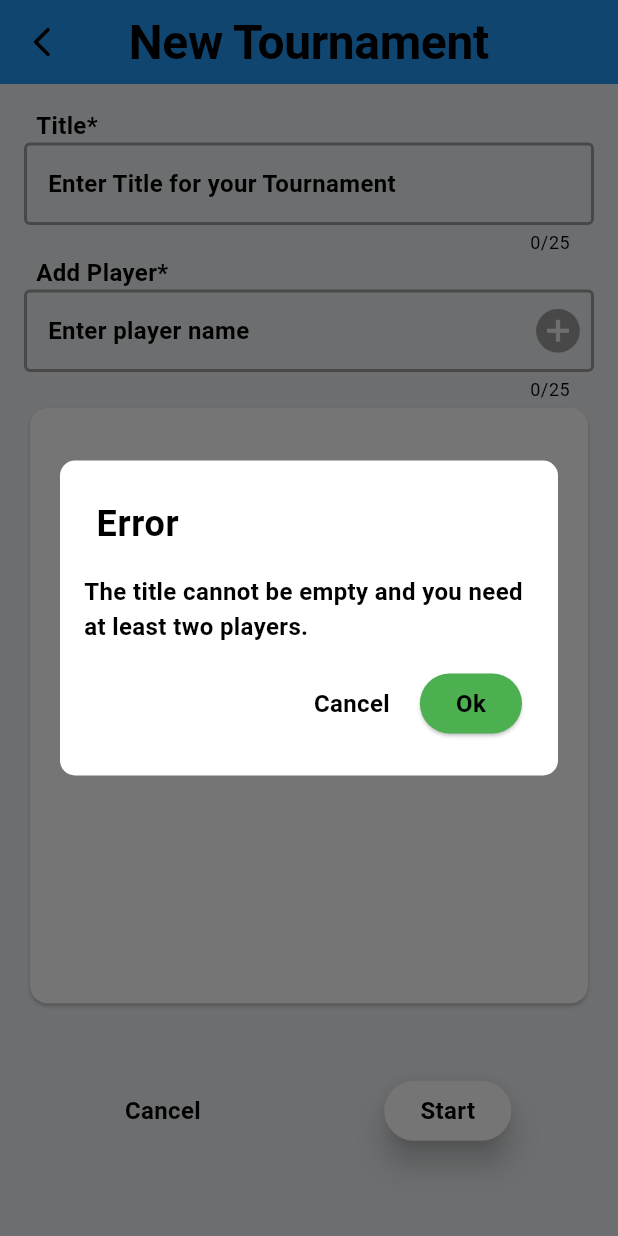
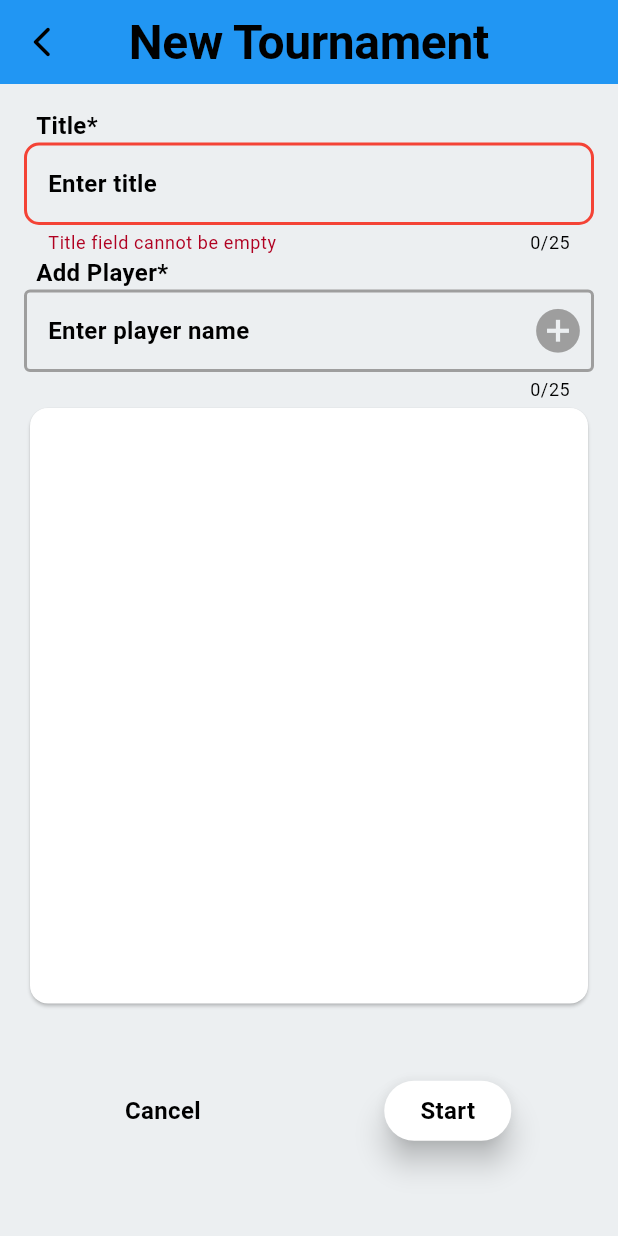
Before and after one commit to Mozgo-kontrol/uno_hero, a Flutter app: the TournamentCreationPage screen opened by its route, after a tap on "Start", on a phone screen of 412 x 824 dp. Run offline on Flutter 3.47's test engine with Material 3 defaults, Android fonts, the phone set to English and light mode, and no system bars; our stand-ins replace bloc, flutter_bloc, flutter_svg, get_it, hive, hive_flutter; missing offline and left inert: wheel_spinner; accounts and stored records are empty; project files that could hold a hidden picture were left out.

```diff
--- /dev/null
+++ b/lib/application/create_tournament_page/Error.dart
@@ -0,0 +1,4 @@
+enum CustomInputError {
+  titleEmpty,
+  playerEmpty,
+}
--- a/lib/application/create_tournament_page/create_tournament_state.dart
+++ b/lib/application/create_tournament_page/create_tournament_state.dart
@@ -11,8 +11,9 @@ class CreateTournamentData extends CreateTournamentState {
   final int tournamentId;
   final String title;
   final List<PlayerEntity> players;
-  final bool isReadyToStart ;
-  CreateTournamentData(this.title, this.players, this.tournamentId, this.isReadyToStart);
+  final bool isReadyToStart;
+  final Set<CustomInputError> errors;
+  CreateTournamentData(this.title, this.players, this.tournamentId, this.isReadyToStart, [this.errors = const {}]);
 }
 
 class CreateTournamentError extends CreateTournamentState {
--- a/lib/application/create_tournament_page/create_tournamet_bloc.dart
+++ b/lib/application/create_tournament_page/create_tournamet_bloc.dart
@@ -1,11 +1,10 @@
-import 'dart:collection';
-
 import 'package:bloc/bloc.dart';
 import 'package:meta/meta.dart';
 import 'package:uno_notes/domain/entities/tournament_entity.dart';
 
 import '../../domain/entities/player_entity.dart';
 import '../../domain/usecases/manage_tournaments_usecases.dart';
+import 'Error.dart';
 
 part 'create_tournament_event.dart';
 
@@ -27,13 +26,20 @@ class CreateTournamentBloc
   late TournamentEntity tournament;
   List<PlayerEntity> _players = [];
   String _title = '';
-  int _tournamentId = 0;
+  late int _tournamentId = 0; //default value
+  Set<CustomInputError> errors = {}; // Initialize an empty set
 
   Future<void> _onInitData(CreateTournamentInitEvent event,
       Emitter<CreateTournamentState> emit) async {
-    _tournamentId = await usecases.tournamentRepository.getNextTournamentId();
-    _players = [];
-    emit(CreateTournamentData(_title, _players, _tournamentId, false));
+    print("onInitData");
+    if(_tournamentId!=0){
+      emit(CreateTournamentData(_title, _players, _tournamentId, false));
+    }
+    else{
+      _tournamentId = await usecases.tournamentRepository.getNextTournamentId();
+      _players = [];
+      emit(CreateTournamentData(_title, _players, _tournamentId, false));
+    }
   }
 
   void _onAddPlayer(AddPlayerEvent event, Emitter<CreateTournamentState> emit) {
@@ -42,7 +48,8 @@ class CreateTournamentBloc
       final newPlayer = PlayerEntity(
           id: _players.isEmpty ? 1 : _players.last.id + 1, name: playerName);
       _players.add(newPlayer);
-      emit(CreateTournamentData(_title, _players, _tournamentId, false));
+      print("onAddPlayer");
+      emit(CreateTournamentData(_title, _players, _tournamentId, false,));
     } else {
       emit(CreateTournamentError("Enter player name"));
     }
@@ -51,18 +58,26 @@ class CreateTournamentBloc
   void _onRemovePlayer(
       RemovePlayerEvent event, Emitter<CreateTournamentState> emit) {
     _players.removeWhere((player) => player.id == event.playerId);
-    emit(CreateTournamentData(_title, _players, _tournamentId, false));
+    print("onRemovePlayer");
+    emit(CreateTournamentData(_title, _players, _tournamentId, false, ));
   }
-
+   //TODO title update very frequently
   void _onUpdateTitle(
       UpdateTitleEvent event, Emitter<CreateTournamentState> emit) {
+    print("onUpdateTitle");
     final title = event.title.trim();
     if (title.isNotEmpty) {
       _title = event.title;
       emit(CreateTournamentData(_title, _players, _tournamentId, false));
+      errors ={};
     } else {
-      emit(CreateTournamentData(_title, _players, _tournamentId, true));
+      error(CustomInputError.titleEmpty);
+      emit(CreateTournamentData(_title, _players, _tournamentId, true, errors));
     }
+  }
+
+  void error(CustomInputError error){
+    errors.add(error);
   }
 
   Future<void> _onStartTournament(
--- a/lib/application/scope_page/scope_bloc.dart
+++ b/lib/application/scope_page/scope_bloc.dart
@@ -1,5 +1,3 @@
-import 'dart:collection';
-
 import 'package:bloc/bloc.dart';
 import 'package:meta/meta.dart';
 import 'package:uno_notes/domain/entities/player_entity.dart';
--- a/lib/domain/entities/player_entity.dart
+++ b/lib/domain/entities/player_entity.dart
@@ -1,5 +1,3 @@
-import 'dart:ffi';
-
 import 'package:hive/hive.dart';
 part 'player_entity.g.dart';
 @HiveType(typeId: 1)
--- a/lib/presantation/create_tournament_page/widgets/tournament_create_page.dart
+++ b/lib/presantation/create_tournament_page/widgets/tournament_create_page.dart
@@ -1,38 +1,67 @@
-
 import 'package:flutter/material.dart';
 import 'package:flutter_bloc/flutter_bloc.dart';
 import '../../../application/common_widgets/pop_up_dialog.dart';
+import '../../../application/create_tournament_page/Error.dart';
 import '../../../application/create_tournament_page/create_tournamet_bloc.dart';
 import 'error_message_widget.dart';
 import '../../../application/tournament_page/tournament_bloc.dart';
 import '../scope_screen_arguments.dart';
 import 'add_player_card_widget.dart';
 
+// 1. Rename the class to be more descriptive.
+class TournamentCreationPage extends StatefulWidget {
+  const TournamentCreationPage({super.key});
 
-// 1. Rename the class to be more descriptive.
-class TournamentCreationPage extends StatelessWidget {
-  const TournamentCreationPage({super.key});
+  @override
+  State<TournamentCreationPage> createState() => _TournamentCreationPageState();
+}
+
+class _TournamentCreationPageState extends State<TournamentCreationPage> {
+  final titleController = TextEditingController();
+  final playerNameController = TextEditingController();
+  final _playerNameFocusNode = FocusNode();
+  final _titleFocusNode = FocusNode();
+
+  @override
+  void dispose() {
+    titleController.dispose();
+    playerNameController.dispose();
+    _playerNameFocusNode.dispose();
+    _titleFocusNode.dispose();
+    super.dispose();
+  }
+
   void _showTopPopup(BuildContext context) {
     showDialog(
       context: context,
       builder: (BuildContext context) {
         return Align(
             alignment: Alignment.topCenter, // Position the popup at the top
-          child: TopPopupDialog(errorType: 'Error',message: "The title cannot be empty and you need at least two players.", onAgree: () { Navigator.pop(context); }, onCancel: () { Navigator.pop(context); },
+            child: TopPopupDialog(
+              errorType: 'Error',
+              message:
+                  "The title cannot be empty and you need at least two players.",
+              onAgree: () {
+                Navigator.pop(context);
+              },
+              onCancel: () {
+                Navigator.pop(context);
+              },
             ));
       },
     );
   }
 
+  Color setColorIconAddPlayer() {
+    return (playerNameController.text.trim().isNotEmpty)
+        ? Colors.green
+        : Colors.grey;
+  }
+
   @override
   Widget build(BuildContext context) {
-    final size = MediaQuery
-        .of(context)
-        .size;
+    final size = MediaQuery.of(context).size;
     final themeData = Theme.of(context);
-    final titleController = TextEditingController();
-    final playerNameController = TextEditingController();
-
     // 2. Extract the BlocProvider to a separate variable for better readability.
     final createTournamentBloc = BlocProvider.of<CreateTournamentBloc>(context);
 
@@ -48,7 +77,6 @@ class TournamentCreationPage extends StatelessWidget {
             //   SnackBar(content: Text(state.message)),
             // );
             return ErrorMessage(message: state.message);
-
           } else if (state is CreateTournamentData) {
             return Scaffold(
               resizeToAvoidBottomInset: true,
@@ -58,10 +86,11 @@ class TournamentCreationPage extends StatelessWidget {
                 centerTitle: true,
                 leading: IconButton(
                     icon: const Icon(Icons.arrow_back_ios_new_rounded),
-                  onPressed: () => Navigator.pop(context, (){
-                    context.read<TournamentBloc>().add(RefreshTournamentsEvent());
-                  })
-                ),
+                    onPressed: () => Navigator.pop(context, () {
+                          context
+                              .read<TournamentBloc>()
+                              .add(RefreshTournamentsEvent());
+                        })),
               ),
               body: Padding(
                 padding: const EdgeInsets.all(16.0),
@@ -70,10 +99,22 @@ class TournamentCreationPage extends StatelessWidget {
                   crossAxisAlignment: CrossAxisAlignment.start,
                   children: [
                     // 3. Use a more descriptive widget name for the title section.
-                    _buildTitleInput(themeData, titleController, size, sendNewEvent),
+                    _buildTitleInput(
+                        themeData,
+                        state,
+                        titleController,
+                        _titleFocusNode,
+                        _playerNameFocusNode,
+                        size,
+                        sendNewEvent),
                     // 4. Use a more descriptive widget name for the player addition section.
                     _buildAddPlayerInput(
-                        themeData, playerNameController, size, sendNewEvent),
+                        themeData,
+                        playerNameController,
+                        _playerNameFocusNode,
+                        _titleFocusNode,
+                        size,
+                        sendNewEvent),
                     // 5. Use a more descriptive widget name for the player list section.
                     _buildPlayerList(state, sendNewEvent),
                     // 6. Use a more descriptive widget name for the action buttons section.
@@ -89,10 +130,18 @@ class TournamentCreationPage extends StatelessWidget {
   }
 
   // 7. Extract the title input section into a separate widget for better organization.
-  Widget _buildTitleInput(ThemeData themeData,
-      TextEditingController titleController, Size size, Function(UpdateTitleEvent) sendNewEvent) {
+  Widget _buildTitleInput(
+      ThemeData themeData,
+      CreateTournamentData state,
+      TextEditingController titleController,
+      FocusNode thisFocusNode,
+      FocusNode nextFocusNode,
+      Size size,
+      Function(UpdateTitleEvent) sendNewEvent) {
+    FocusNode textFieldFocusNode = FocusNode();
     // Boolean variable to check for errors
-    bool isTextTitleError = false;
+    bool isTextTitleEmpty = state.errors.isNotEmpty &&
+        state.errors.contains(CustomInputError.titleEmpty);
     return Column(
       crossAxisAlignment: CrossAxisAlignment.start,
       children: [
@@ -105,14 +154,26 @@ class TournamentCreationPage extends StatelessWidget {
           child: TextField(
             style: themeData.textTheme.bodyMedium,
             controller: titleController,
+            focusNode: thisFocusNode,
             keyboardType: TextInputType.text,
-            onChanged: sendNewEvent(UpdateTitleEvent(titleController.value.text)),
+            onChanged: (value) {
+              if (isTextTitleEmpty = true) {
+                sendNewEvent(UpdateTitleEvent(value));
+              }
+            },
+            onSubmitted: (value) {
+              nextFocusNode.requestFocus();
+            },
+            onTap: () {
+              thisFocusNode.requestFocus();
+            },
             autofocus: false,
             maxLength: 25,
+            cursorColor: Colors.grey,
             decoration: InputDecoration(
-              hintText: 'Enter Title for your Tournament',
-              errorText: isTextTitleError
-             ? "Title field cannot be left empty" // Error message
+              hintText: 'Enter title',
+              errorText: isTextTitleEmpty
+                  ? "Title field cannot be empty" // Error message
                   : null,
               border: const OutlineInputBorder(),
               focusedBorder: const OutlineInputBorder(
@@ -136,8 +197,12 @@ class TournamentCreationPage extends StatelessWidget {
     );
   }
 
-  Widget _buildAddPlayerInput(ThemeData themeData,
-      TextEditingController playerNameController, Size size,
+  Widget _buildAddPlayerInput(
+      ThemeData themeData,
+      TextEditingController playerNameController,
+      FocusNode thisFocusNode,
+      FocusNode nextFocusNode,
+      Size size,
       Function(CreateTournamentEvent) sendNewEvent) {
     return Column(
       crossAxisAlignment: CrossAxisAlignment.start,
@@ -152,6 +217,13 @@ class TournamentCreationPage extends StatelessWidget {
             style: themeData.textTheme.bodyMedium,
             controller: playerNameController,
             autofocus: false,
+            focusNode: thisFocusNode,
+            cursorColor: Colors.grey,
+            onSubmitted: (value) =>
+                {print(value), nextFocusNode.requestFocus()},
+            onTap: () {
+              thisFocusNode.requestFocus(); // Request focus when tapped
+            },
             keyboardType: TextInputType.text,
             maxLength: 25,
             decoration: InputDecoration(
@@ -165,13 +237,22 @@ class TournamentCreationPage extends StatelessWidget {
               ),
               suffixIcon: GestureDetector(
                 onTap: () {
-                  if(playerNameController.text.trim().isNotEmpty) {
+                  if (playerNameController.text.trim().isNotEmpty) {
                     sendNewEvent(AddPlayerEvent(playerNameController.text));
                     playerNameController.clear();
                   }
                 },
-                child: Icon(
-                    Icons.add_circle, color: playerNameController.text.trim().isNotEmpty? Colors.green:Colors.grey , size: 35),
+                child: ValueListenableBuilder<TextEditingValue>(
+                    valueListenable: playerNameController,
+                    builder: (context, value, child) {
+                      return Icon(
+                        Icons.add_circle,
+                        color: value.text.trim().isNotEmpty
+                            ? Colors.green
+                            : Colors.grey,
+                        size: 35,
+                      );
+                    }),
               ),
             ),
           ),
@@ -209,7 +290,8 @@ class TournamentCreationPage extends StatelessWidget {
                 }
                 return null;
               },
-              child: AddPlayerCardWidget( // Assuming you have a custom widget for displaying player cards
+              child: AddPlayerCardWidget(
+                // Assuming you have a custom widget for displaying player cards
                 id: player.id,
                 name: player.name,
                 onPressed: () {
@@ -226,6 +308,7 @@ class TournamentCreationPage extends StatelessWidget {
       ),
     );
   }
+
   Widget _buildActionButtons(BuildContext context, CreateTournamentData state,
       Function(CreateTournamentEvent) sendNewEvent) {
     final themeData = Theme.of(context);
@@ -236,9 +319,13 @@ class TournamentCreationPage extends StatelessWidget {
         mainAxisAlignment: MainAxisAlignment.spaceAround,
         children: [
           TextButton(
-            onPressed: () => Navigator.of(context).pop(), // Handle cancel (e.g., pop the screen)
+            onPressed: () => Navigator.of(context).pop(),
+            // Handle cancel (e.g., pop the screen)
             style: TextButton.styleFrom(foregroundColor: Colors.redAccent),
-            child: Text("Cancel", style: themeData.textTheme.bodyMedium,),
+            child: Text(
+              "Cancel",
+              style: themeData.textTheme.bodyMedium,
+            ),
           ),
           ElevatedButton(
             style: ElevatedButton.styleFrom(
@@ -246,18 +333,21 @@ class TournamentCreationPage extends StatelessWidget {
               elevation: 8,
             ),
             onPressed: () {
+              sendNewEvent(UpdateTitleEvent(titleController.value.text));
               // Handle start tournament (e.g., navigate to the next screen)
-              if(state.title.isNotEmpty&&state.players.isNotEmpty){
+              if (state.title.isNotEmpty && state.players.isNotEmpty) {
                 sendNewEvent(StartTournamentEvent());
                 Navigator.popAndPushNamed(context, '/scopes_screen',
-                    arguments: ScopeScreenArguments(tournamentId: state.tournamentId));
-              }
-              else{
-                _showTopPopup(context);
+                    arguments:
+                        ScopeScreenArguments(tournamentId: state.tournamentId));
+              } else {
+                //_showTopPopup(context);
               }
             },
-
-            child: Text("Start", style: themeData.textTheme.bodyMedium,),
+            child: Text(
+              "Start",
+              style: themeData.textTheme.bodyMedium,
+            ),
           ),
         ],
       ),
```
Lines whose indentation alone changed are shown as unchanged.
